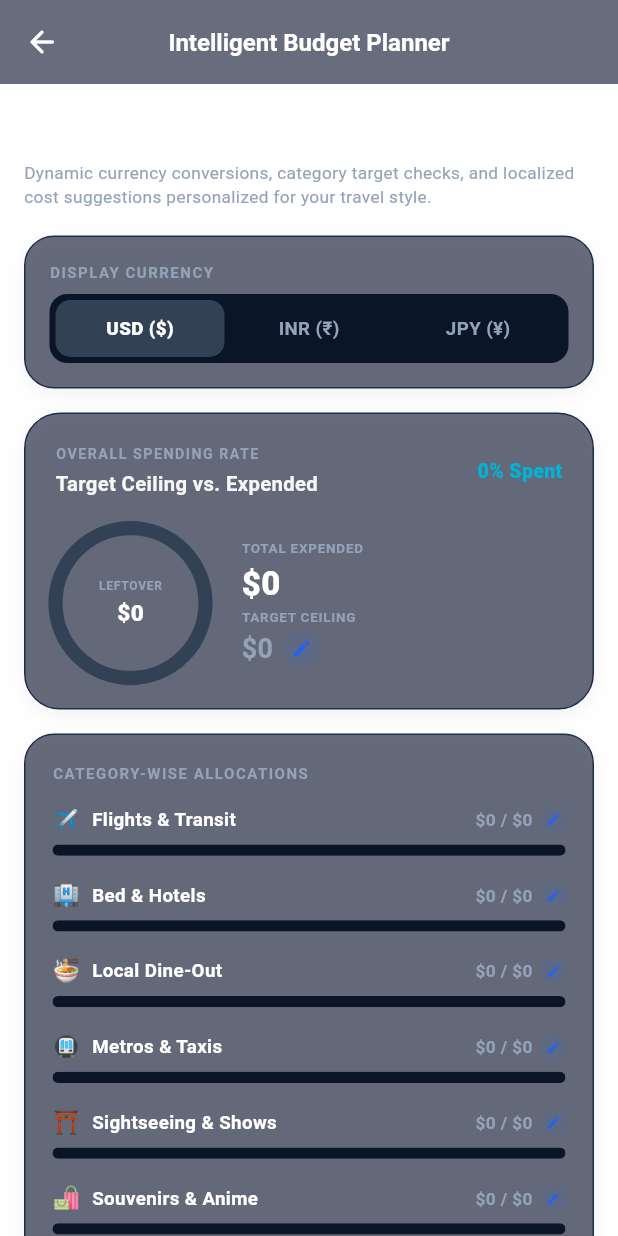
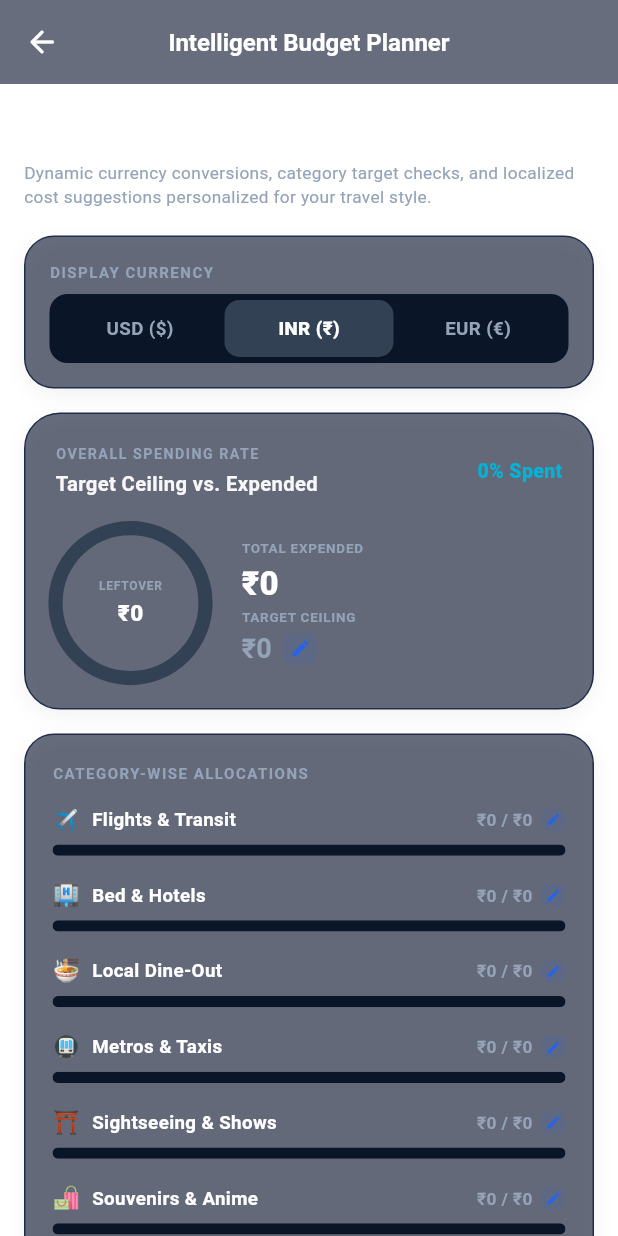
Before and after one commit to Amruthkashi/aira-travel-companion, a Flutter app: the WalletScreen screen opened directly, on a phone screen of 412 x 824 dp. Run offline on Flutter 3.47's test engine with Material 3 defaults, Android fonts, the phone set to English and light mode, and no system bars; our stand-ins replace audioplayers, dio, flutter_map, flutter_riverpod, flutter_tts, geolocator and 8 more; missing offline and left inert: dart:js, file_saver; accounts and stored records are empty.

Commit message:
Last change final done11

```diff
--- a/lib/screens/wallet_screen.dart
+++ b/lib/screens/wallet_screen.dart
@@ -15,8 +15,8 @@ class WalletScreen extends ConsumerStatefulWidget {
 }
 
 class _WalletScreenState extends ConsumerState<WalletScreen> {
-  // Active currency selected by the traveler: 'USD', 'INR', 'JPY'
-  String _selectedCurrency = 'USD';
+  // Active currency selected by the traveler: 'USD', 'INR', 'EUR', 'GBP'
+  String _selectedCurrency = 'INR';
 
   // Manual entry controllers
   final TextEditingController _descCtrl = TextEditingController();
@@ -31,7 +31,10 @@ class _WalletScreenState extends ConsumerState<WalletScreen> {
   // Currency Converter states (lower section)
   final TextEditingController _convInputCtrl = TextEditingController(text: '100');
   String _fromCurrency = 'USD';
-  bool _taxFreeReduction = false;
+  final bool _taxFreeReduction = false;
+
+  // Wizard currency selector (default INR)
+  String _wizardCurrency = 'INR';
 
   // Wizard text controllers
   final TextEditingController _wizardTotalCtrl = TextEditingController();
@@ -181,14 +184,16 @@ class _WalletScreenState extends ConsumerState<WalletScreen> {
   // Exchange rates configurations
   double get _exchangeRate {
     if (_selectedCurrency == 'INR') return 83.0;
-    if (_selectedCurrency == 'JPY') return 155.0;
-    return 1.0;
+    if (_selectedCurrency == 'EUR') return 0.93;
+    if (_selectedCurrency == 'GBP') return 0.79;
+    return 1.0; // USD
   }
 
   String get _currencySymbol {
     if (_selectedCurrency == 'INR') return '₹';
-    if (_selectedCurrency == 'JPY') return '¥';
-    return '\$';
+    if (_selectedCurrency == 'EUR') return '€';
+    if (_selectedCurrency == 'GBP') return '£';
+    return '\$'; // USD
   }
 
   // Formats currency string with appropriate commas and zero decimals
@@ -203,10 +208,10 @@ class _WalletScreenState extends ConsumerState<WalletScreen> {
   }
 
   double _getConversionRate(String from) {
-    if (from == 'USD') return 155.0; // 1 USD = 155 JPY
-    if (from == 'EUR') return 168.0; // 1 EUR = 168 JPY
-    if (from == 'INR') return 1.86;  // 1 INR = 1.86 JPY
-    if (from == 'GBP') return 198.0; // 1 GBP = 198 JPY
+    if (from == 'USD') return 83.0;  // 1 USD = 83 INR
+    if (from == 'EUR') return 90.0;  // 1 EUR = 90 INR
+    if (from == 'INR') return 1.0;   // 1 INR = 1 INR
+    if (from == 'GBP') return 105.0; // 1 GBP = 105 INR
     return 1.0;
   }
 
@@ -451,11 +456,11 @@ class _WalletScreenState extends ConsumerState<WalletScreen> {
     final spentPercentage = ceiling > 0 ? spent / ceiling : 0.0;
     final leftover = (ceiling - spent).clamp(0.0, double.infinity);
 
-    // Dynamic Converter values (lower card)
+    // Dynamic Converter values (lower card) - shows INR equivalent
     final inputVal = double.tryParse(_convInputCtrl.text) ?? 0.0;
-    final rawJpy = inputVal * _getConversionRate(_fromCurrency);
-    final jpyOutput = _taxFreeReduction ? rawJpy * 0.9 : rawJpy;
-    final taxSavings = _taxFreeReduction ? rawJpy * 0.1 : 0.0;
+    final rawInr = inputVal * _getConversionRate(_fromCurrency);
+    final inrOutput = _taxFreeReduction ? rawInr * 0.9 : rawInr;
+    final taxSavings = _taxFreeReduction ? rawInr * 0.1 : 0.0;
 
     return Scaffold(
       backgroundColor: Colors.transparent,
@@ -514,7 +519,7 @@ class _WalletScreenState extends ConsumerState<WalletScreen> {
             const SizedBox(height: 16),
 
             // 6. Smart Currency Converter (Legacy Integration)
-            _buildLegacyConverterCard(jpyOutput, taxSavings),
+            _buildLegacyConverterCard(inrOutput, taxSavings),
             const SizedBox(height: 30),
           ],
         ),
@@ -662,7 +667,7 @@ class _WalletScreenState extends ConsumerState<WalletScreen> {
               children: [
                 _buildCurrencyPill('USD', 'USD (\$)'),
                 _buildCurrencyPill('INR', 'INR (₹)'),
-                _buildCurrencyPill('JPY', 'JPY (¥)'),
+                _buildCurrencyPill('EUR', 'EUR (€)'),
               ],
             ),
           ),
@@ -738,7 +743,7 @@ class _WalletScreenState extends ConsumerState<WalletScreen> {
             keyboardType: TextInputType.number,
             style: TextStyle(color: TriaColors.textPrimary(isDark)),
             decoration: InputDecoration(
-              labelText: 'Target Ceiling (USD)',
+              labelText: 'Target Ceiling (INR)',
               labelStyle: TextStyle(color: TriaColors.textSecondary(isDark)),
               enabledBorder: UnderlineInputBorder(borderSide: BorderSide(color: TriaColors.border(isDark))),
               focusedBorder: const UnderlineInputBorder(borderSide: BorderSide(color: Color(0xFF2563EB))),
@@ -1483,7 +1488,7 @@ class _WalletScreenState extends ConsumerState<WalletScreen> {
   }
 
   // 6. Smart Currency Converter (Legacy Card Integration)
-  Widget _buildLegacyConverterCard(double jpyOutput, double taxSavings) {
+  Widget _buildLegacyConverterCard(double inrOutput, double taxSavings) {
     final isDark = ref.read(isDarkProvider);
     return Container(
       padding: const EdgeInsets.all(18),
@@ -1571,24 +1576,6 @@ class _WalletScreenState extends ConsumerState<WalletScreen> {
           ),
           const SizedBox(height: 8),
 
-          // Tax Free Checkbox
-          Material(
-            color: Colors.transparent,
-            child: CheckboxListTile(
-              title: Text(
-                'Include JPY Tax-Free Shopping (10% discount)',
-                style: TextStyle(fontSize: 11.5, fontWeight: FontWeight.bold, color: TriaColors.textSecondary(isDark)),
-              ),
-              value: _taxFreeReduction,
-              activeColor: const Color(0xFF2563EB),
-              onChanged: (v) => setState(() => _taxFreeReduction = v!),
-              controlAffinity: ListTileControlAffinity.leading,
-              contentPadding: EdgeInsets.zero,
-              dense: true,
-            ),
-          ),
-          const SizedBox(height: 6),
-
           // Output Display
           Container(
             width: double.infinity,
@@ -1601,12 +1588,12 @@ class _WalletScreenState extends ConsumerState<WalletScreen> {
               crossAxisAlignment: CrossAxisAlignment.start,
               children: [
                 Text(
-                  'JAPANESE YEN (JPY) VALUE',
+                  'INDIAN RUPEE (INR) VALUE',
                   style: TextStyle(fontSize: 8.5, color: TriaColors.textSecondary(isDark), fontWeight: FontWeight.w900, letterSpacing: 0.5),
                 ),
                 const SizedBox(height: 4),
                 Text(
-                  '¥${jpyOutput.round().toString().replaceAllMapped(RegExp(r'(\d{1,3})(?=(\d{3})+(?!\d))'), (Match m) => '${m[1]},')}',
+                  '₹${inrOutput.round().toString().replaceAllMapped(RegExp(r'(\d{1,3})(?=(\d{3})+(?!\d))'), (Match m) => '${m[1]},')}',
                   style: const TextStyle(fontSize: 22, fontWeight: FontWeight.w900, color: Color(0xFF00B4D8)),
                 ),
                 if (_taxFreeReduction) ...[
@@ -1616,7 +1603,7 @@ class _WalletScreenState extends ConsumerState<WalletScreen> {
                       const Icon(Icons.verified, color: Color(0xFF06D6A0), size: 12),
                       const SizedBox(width: 4),
                       Text(
-                        'Tax Savings: ¥${taxSavings.round()} (10% saved)',
+                        'Savings: ₹${taxSavings.round()} (10% saved)',
                         style: const TextStyle(fontSize: 10.5, color: Color(0xFF06D6A0), fontWeight: FontWeight.bold),
                       ),
                     ],
@@ -1649,7 +1636,7 @@ class _WalletScreenState extends ConsumerState<WalletScreen> {
             keyboardType: TextInputType.number,
             style: TextStyle(color: TriaColors.textPrimary(isDark)),
             decoration: InputDecoration(
-              labelText: 'Category Limit (USD)',
+              labelText: 'Category Limit (INR)',
               labelStyle: TextStyle(color: TriaColors.textSecondary(isDark)),
               enabledBorder: UnderlineInputBorder(borderSide: BorderSide(color: TriaColors.border(isDark))),
               focusedBorder: const UnderlineInputBorder(borderSide: BorderSide(color: Color(0xFF2563EB))),
@@ -1734,15 +1721,57 @@ class _WalletScreenState extends ConsumerState<WalletScreen> {
                       style: TextStyle(color: TriaColors.textSecondary(isDark), fontSize: 11.5, height: 1.3),
                     ),
                     const SizedBox(height: 20),
+                    // Currency selector for the wizard
+                    Row(
+                      children: [
+                        Text(
+                          'Currency:',
+                          style: TextStyle(color: TriaColors.textSecondary(isDark), fontSize: 12, fontWeight: FontWeight.bold),
+                        ),
+                        const SizedBox(width: 10),
+                        Expanded(
+                          child: Container(
+                            padding: const EdgeInsets.symmetric(horizontal: 12, vertical: 2),
+                            decoration: BoxDecoration(
+                              border: Border.all(color: TriaColors.border(isDark)),
+                              borderRadius: BorderRadius.circular(10),
+                            ),
+                            child: DropdownButtonHideUnderline(
+                              child: DropdownButton<String>(
+                                value: _wizardCurrency,
+                                dropdownColor: TriaColors.cardBg(isDark),
+                                iconEnabledColor: TriaColors.textPrimary(isDark),
+                                style: TextStyle(fontWeight: FontWeight.bold, fontSize: 13, color: TriaColors.textPrimary(isDark)),
+                                onChanged: (v) {
+                                  setModalState(() => _wizardCurrency = v!);
+                                },
+                                items: [
+                                  {'code': 'INR', 'label': 'INR (₹)'},
+                                  {'code': 'USD', 'label': 'USD (\$)'},
+                                  {'code': 'EUR', 'label': 'EUR (€)'},
+                                  {'code': 'GBP', 'label': 'GBP (£)'},
+                                ].map((item) {
+                                  return DropdownMenuItem<String>(
+                                    value: item['code'],
+                                    child: Text(item['label']!, style: TextStyle(color: TriaColors.textPrimary(isDark))),
+                                  );
+                                }).toList(),
+                              ),
+                            ),
+                          ),
+                        ),
+                      ],
+                    ),
+                    const SizedBox(height: 16),
                     // Overall Budget Field
                     TextField(
                       controller: _wizardTotalCtrl,
                       keyboardType: TextInputType.number,
                       style: TextStyle(color: TriaColors.textPrimary(isDark), fontWeight: FontWeight.bold),
                       decoration: InputDecoration(
-                        labelText: 'Total Trip Budget (USD)',
+                        labelText: 'Total Trip Budget ($_wizardCurrency)',
                         labelStyle: TextStyle(color: TriaColors.textSecondary(isDark), fontWeight: FontWeight.bold),
-                        prefixText: '\$ ',
+                        prefixText: '${_wizardCurrencySymbol(_wizardCurrency)} ',
                         prefixStyle: TextStyle(color: TriaColors.textPrimary(isDark)),
                         enabledBorder: OutlineInputBorder(
                           borderSide: BorderSide(color: TriaColors.border(isDark)),
@@ -1776,17 +1805,17 @@ class _WalletScreenState extends ConsumerState<WalletScreen> {
                       ),
                     ),
                     const SizedBox(height: 12),
-                    _buildWizardCategoryField('✈️ Flights & Transit', _wizardFlightsCtrl, isDark),
+                    _buildWizardCategoryField('✈️ Flights & Transit', _wizardFlightsCtrl, isDark, _wizardCurrencySymbol(_wizardCurrency)),
                     const SizedBox(height: 12),
-                    _buildWizardCategoryField('🏨 Stay & Hotels', _wizardHotelsCtrl, isDark),
+                    _buildWizardCategoryField('🏨 Stay & Hotels', _wizardHotelsCtrl, isDark, _wizardCurrencySymbol(_wizardCurrency)),
                     const SizedBox(height: 12),
-                    _buildWizardCategoryField('🍜 Local Dine-Out', _wizardDineCtrl, isDark),
+                    _buildWizardCategoryField('🍜 Local Dine-Out', _wizardDineCtrl, isDark, _wizardCurrencySymbol(_wizardCurrency)),
                     const SizedBox(height: 12),
-                    _buildWizardCategoryField('🚇 Metros & Taxis', _wizardTransitCtrl, isDark),
+                    _buildWizardCategoryField('🚇 Metros & Taxis', _wizardTransitCtrl, isDark, _wizardCurrencySymbol(_wizardCurrency)),
                     const SizedBox(height: 12),
-                    _buildWizardCategoryField('⛩️ Sightseeing & Shows', _wizardShowsCtrl, isDark),
+                    _buildWizardCategoryField('⛩️ Sightseeing & Shows', _wizardShowsCtrl, isDark, _wizardCurrencySymbol(_wizardCurrency)),
                     const SizedBox(height: 12),
-                    _buildWizardCategoryField('🛍️ Souvenirs & Anime', _wizardShoppingCtrl, isDark),
+                    _buildWizardCategoryField('🛍️ Souvenirs & Anime', _wizardShoppingCtrl, isDark, _wizardCurrencySymbol(_wizardCurrency)),
                     const SizedBox(height: 24),
                     // Action button
                     SizedBox(
@@ -1846,7 +1875,16 @@ class _WalletScreenState extends ConsumerState<WalletScreen> {
     );
   }
 
-  Widget _buildWizardCategoryField(String label, TextEditingController ctrl, bool isDark) {
+  String _wizardCurrencySymbol(String code) {
+    switch (code) {
+      case 'INR': return '₹';
+      case 'EUR': return '€';
+      case 'GBP': return '£';
+      default: return '\$';
+    }
+  }
+
+  Widget _buildWizardCategoryField(String label, TextEditingController ctrl, bool isDark, String currencySymbol) {
     return Row(
       children: [
         Expanded(
@@ -1865,7 +1903,7 @@ class _WalletScreenState extends ConsumerState<WalletScreen> {
               keyboardType: TextInputType.number,
               style: TextStyle(color: TriaColors.textPrimary(isDark), fontSize: 13),
               decoration: InputDecoration(
-                prefixText: '\$ ',
+                prefixText: '$currencySymbol ',
                 prefixStyle: TextStyle(color: TriaColors.textPrimary(isDark), fontSize: 13),
                 contentPadding: const EdgeInsets.symmetric(horizontal: 10, vertical: 8),
                 enabledBorder: OutlineInputBorder(
```
Also changed, not shown: 1 other file.
